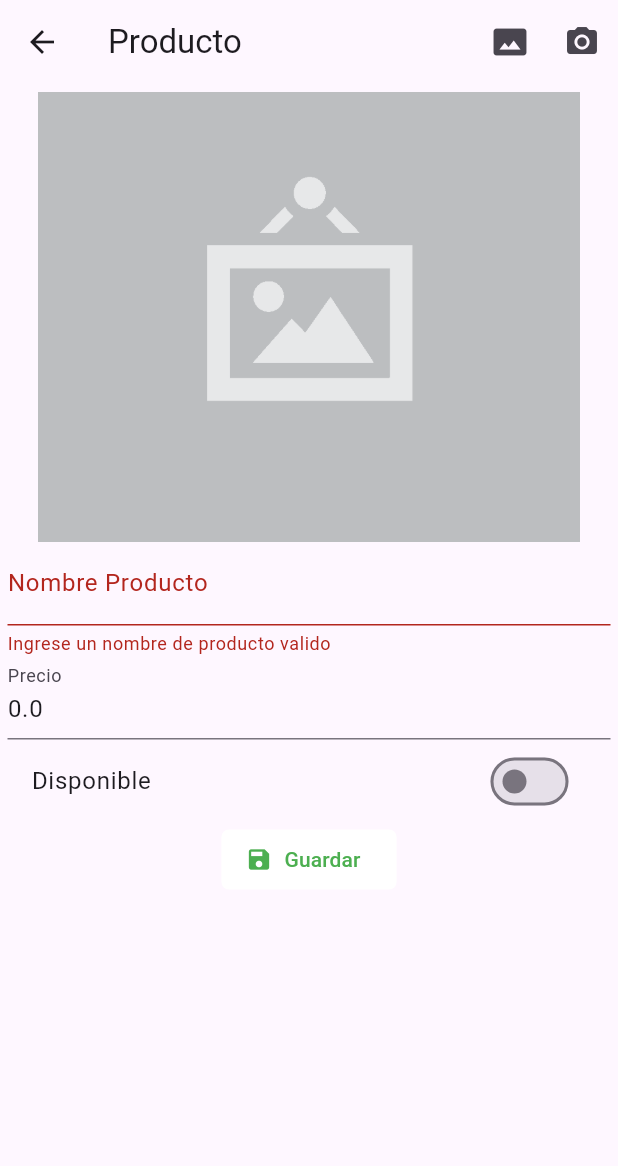
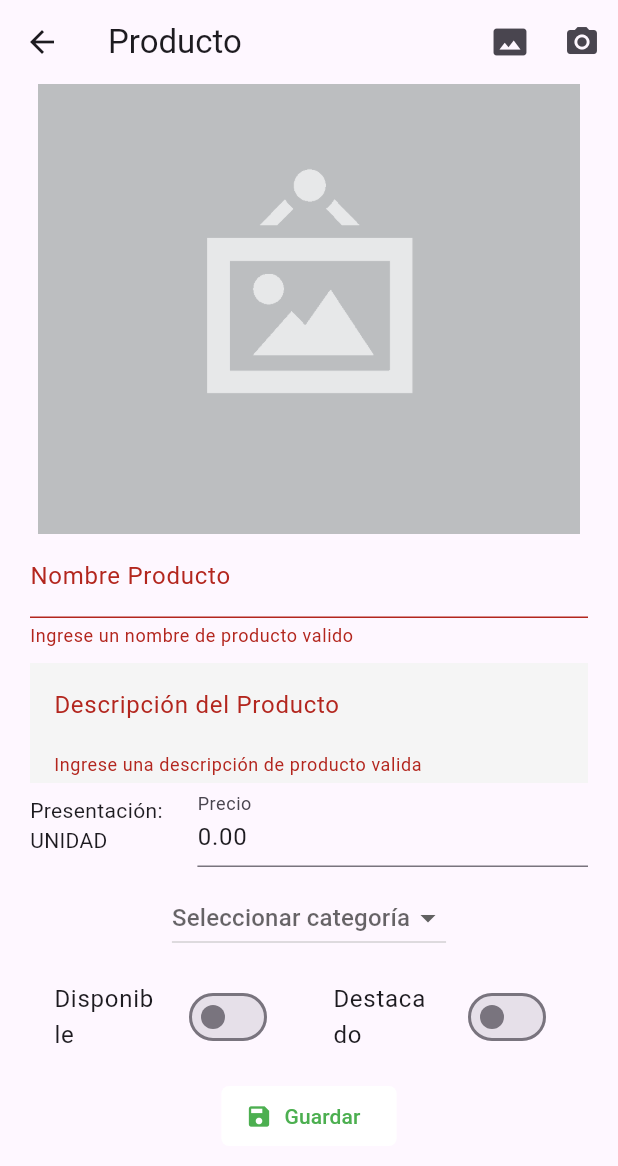
Before and after one commit to FernadoCuatro/Flutter, a Flutter app: the ProductoPage screen opened by its route, after a tap on "Guardar", on a phone screen of 412 x 824 dp. Shown: the top 1166 px of the screen. Run offline on Flutter 3.47's test engine with Material 3 defaults, Android fonts, the phone set to English and light mode, and no system bars; our stand-ins replace cloud_firestore, firebase_auth, firebase_core, image_picker, rxdart; accounts and stored records are empty.

Commit message:
Estructura de la pantalla de producto

```diff
--- a/formvalidation/formvalidation/lib/src/pages/home_page.dart
+++ b/formvalidation/formvalidation/lib/src/pages/home_page.dart
@@ -62,6 +62,19 @@ class HomePage extends StatelessWidget {
       key: UniqueKey(),
       background: Container(
         color: Colors.red,
+        child: Row(
+          mainAxisAlignment: MainAxisAlignment.spaceBetween,
+          children: [
+            Padding(
+              padding: const EdgeInsets.only(left: 16.0),
+              child: Icon(Icons.delete, color: Colors.white, size: 25), // Icono a la izquierda
+            ),
+            Padding(
+              padding: const EdgeInsets.only(right: 16.0),
+              child: Icon(Icons.delete, color: Colors.white, size: 25), // Icono a la derecha
+            ),
+          ],
+        ),
       ),
       onDismissed: (direction) {
         // Aqui vamos a borrar el items
@@ -69,13 +82,14 @@ class HomePage extends StatelessWidget {
       },
 
       child: Card(
+        margin: EdgeInsets.only(left: 30, bottom: 20, right: 30),
         child: ListTile(
           onTap: () {
             Navigator.pushNamed(context, 'producto', arguments: producto);
           },
           title: Container(
             child: Padding(
-            padding: EdgeInsets.all(8.0),
+              padding: EdgeInsets.all(0),
               child: Row(
                 crossAxisAlignment: CrossAxisAlignment.start,
                 children: [
@@ -164,7 +178,7 @@ class HomePage extends StatelessWidget {
 
                         // Disponible y Destacado
                         Row(
-                        mainAxisAlignment: MainAxisAlignment.spaceBetween,
+                          mainAxisAlignment: MainAxisAlignment.spaceAround,
                           children: [
                             Row(
                               children: [
@@ -182,7 +196,7 @@ class HomePage extends StatelessWidget {
                                 )
                                 else
                                 Container(
-                                child: Icon( Icons.circle_rounded, size: 18.0, color: Colors.red ),
+                                  child: Icon( Icons.circle_outlined, size: 18.0, color: Colors.red ),
                                 ),
                               ],
                             ),
--- a/formvalidation/formvalidation/lib/src/pages/producto_page.dart
+++ b/formvalidation/formvalidation/lib/src/pages/producto_page.dart
@@ -1,5 +1,5 @@
 
-// ignore_for_file: prefer_const_constructors, unused_local_variable, unnecessary_null_comparison, use_key_in_widget_constructors, avoid_print, unused_field, avoid_init_to_null
+// ignore_for_file: prefer_const_constructors, unused_local_variable, unnecessary_null_comparison, use_key_in_widget_constructors, avoid_print, unused_field, avoid_init_to_null, avoid_unnecessary_containers, sized_box_for_whitespace, no_leading_underscores_for_local_identifiers
 
 import 'dart:io';
 import 'package:flutter/material.dart';
@@ -45,33 +45,55 @@ class _ProductoPageState extends State<ProductoPage> {
         title: Text('Producto'),
 
         // Vamos a crear las apciones para tomar foto o tomarla de la galeria
-        actions: [
+        // Si el producto tiene foto, no vamos a permitir modificar
+        actions: producto.id == ''
+        ? [
             IconButton(
-            icon: Icon( Icons.photo_size_select_actual ),
+              icon: Icon(Icons.photo_size_select_actual),
               onPressed: _seleccionarFoto,
             ),
             IconButton(
-            icon: Icon( Icons.camera_alt ),
+              icon: Icon(Icons.camera_alt),
               onPressed: _tomarFoto,
             )
-        ],
+          ]
+        : null,
       ),
 
       // Body
       body: SingleChildScrollView(
+        child: Padding(
+          padding: EdgeInsets.only(left: 20, right: 20),
           child: Container(
-          padding: EdgeInsets.all(5),
-          // Como si fuera un container pero como un submit en HTML
+            // Aquí va el resto de tu código
             child: Form(
               key: formKey,
               child: Column(
                 children: [
                   _mostrarFoto(),
                   _crearNombre(),
-                _crearPrecio(),
+                  SizedBox(height: 10),
+                  _crearDescripcion(),
+
+                  Row(
+                    children: [
+                      // 30% de la pantalla
+                      Expanded( flex: 3, child: _crearTipoProducto() ),
+                      // 70% de la pantalla
+                      Expanded( flex: 7,  child: _crearPrecio() ),
+                    ],
+                  ),
+
+                  SizedBox(height: 10),
+                  _seleccionarCategoria(),
+                  SizedBox(height: 10),
+
                   _crearDisponible(),
+
+                  SizedBox(height: 10),
                   _crearBoton()
                 ],
+              ),
             ),
           ),
         ),
@@ -83,13 +105,13 @@ class _ProductoPageState extends State<ProductoPage> {
     // El TextFormField trabaja directamente con un formulario
     return TextFormField(
       // inicializamos el valor con la propiedad de la clase
-      initialValue: producto.descripcion,
+      initialValue: producto.nombre,
       textCapitalization: TextCapitalization.sentences,
       decoration: InputDecoration(
         labelText: 'Nombre Producto'
       ),
       // El onsave se ejecuta luego del validator
-      onSaved: ( value ) => producto.descripcion = value!,
+      onSaved: ( value ) => producto.nombre = value!,
       // Vamos a crear las validaciones
       validator: (value) {
         if ( value!.length < 5 ) {
@@ -101,10 +123,52 @@ class _ProductoPageState extends State<ProductoPage> {
     );
   }
 
+
+  Widget _crearDescripcion() {
+    // El TextFormField trabaja directamente con un formulario
+    return Container(
+      // Altura definida
+      height: 80,
+      color: Colors.grey[100],
+      child: SingleChildScrollView(
+        child: TextFormField(
+          // inicializamos el valor con la propiedad de la clase
+          initialValue: producto.descripcion,
+          textCapitalization: TextCapitalization.sentences,
+          decoration: InputDecoration(
+            labelText: 'Descripción del Producto',
+            border: OutlineInputBorder(
+              borderSide: BorderSide.none, // Quita el borde del TextFormField
+            ),
+          ),
+          maxLines: null, // Esto permite que el campo sea multilinea
+          // El onsave se ejecuta luego del validator
+          onSaved: ( value ) => producto.descripcion = value!,
+          // Vamos a crear las validaciones
+          validator: (value) {
+            if ( value!.length < 5 ) {
+              return 'Ingrese una descripción de producto valida';
+            } else {
+              return null;
+            }
+          },
+        ),
+      ),
+    );
+  }
+
+  Widget _crearTipoProducto() {
+    // El TextFormField trabaja directamente con un formulario
+    return Text(
+      'Presentación:\nUNIDAD',
+      textAlign: TextAlign.start,
+    );
+  }
+
   Widget _crearPrecio() {
     // El TextFormField trabaja directamente con un formulario
     return TextFormField(
-      initialValue: producto.precio.toString(),
+      initialValue: producto.precio.toStringAsFixed(2),
       keyboardType: TextInputType.numberWithOptions(decimal: true),
       decoration: InputDecoration(
         labelText: 'Precio'
@@ -125,7 +189,39 @@ class _ProductoPageState extends State<ProductoPage> {
     );
   }
 
+  Widget _seleccionarCategoria() {
+    Map<int, String> categorias = {
+      1: "Tradicionales",
+      2: "Especialidades",
+      3: "Postres",
+      4: "Bebidas Heladas",
+    };
+
+    // print( producto.idCategoria );
+
+    String? _categoriaSeleccionada;
+
+    return DropdownButton<int>(
+      value: producto.idCategoria.isNotEmpty ? int.parse(producto.idCategoria) : null,
+      hint: Text('Seleccionar categoría'),
+      onChanged: (int? newValue) {
+        setState(() {
+          // Asignar el nuevo valor de categoría a producto.idCategoria
+          producto.idCategoria = newValue.toString();
+        });
+      },
+      items: categorias.keys.map((int key) {
+        return DropdownMenuItem<int>(
+          value: key,
+          child: Text(categorias[key]!),
+        );
+      }).toList(),
+    );
+  }
+
   Widget _crearBoton() {
+    // print("Valor de producto.id: ${producto.id}");
+
     return ElevatedButton.icon(
       onPressed: ( _guardando ) ? null : _submit,
 
@@ -138,19 +234,39 @@ class _ProductoPageState extends State<ProductoPage> {
         ),
         elevation: 0,
       ),
-      label: Text('Guardar'),
+      label: Text(
+        ( producto.id == '' ) ? 'Guardar' : 'Actualizar',
+      ),
       icon: Icon( Icons.save ),
     );
   }
 
   Widget _crearDisponible() {
-    return SwitchListTile(
+    // Aqui vamos a colocar dos swich uno para disponible y otro para destacado
+    return Row(
+      children: [
+        Flexible(
+          flex: 1,
+          child: SwitchListTile(
+            value: producto.estado == "Disponible", // Convertir a true si es "Disponible", false si no lo es
+            title: Text('Disponible'),
+            onChanged: (value) => setState(() {
+              // Actualizar el estado según el valor del Switch
+              producto.estado = value ? "Disponible" : "No Disponible";
+            }),
+          ),
+        ),
+        Flexible(
+          flex: 1,
+          child: SwitchListTile(
             value: producto.isFeatured,
-      title: Text('Disponible'),
-      // activeColor: Colors.black38,
+            title: Text('Destacado'),
             onChanged: (value) => setState(() {
               producto.isFeatured = value;
             }),
+          ),
+        ),
+      ],
     );
   }
 
@@ -233,8 +349,12 @@ class _ProductoPageState extends State<ProductoPage> {
         );
       }
     } else {
-
-      return Container();
+      return Image.network(
+        producto.imagen,
+        height: 300.0,
+        width: 300.0,
+        fit: BoxFit.cover,
+      );
     }
   }
 
--- a/formvalidation/formvalidation/lib/src/providers/productos_provider.dart
+++ b/formvalidation/formvalidation/lib/src/providers/productos_provider.dart
@@ -44,12 +44,10 @@ class ProductosProvider {
     return true;
   }
 
-  // Vamos a listar los productos desde la base de datos
   Future<List<ProductoModel>> cargarProductos() async {
     try {
-      // Accedemos a la colección "Productos" en Firestore
-      QuerySnapshot querySnapshot =
-          await FirebaseFirestore.instance.collection('Productos').get();
+      // Accedemos a la colección "Productos"
+      QuerySnapshot querySnapshot = await FirebaseFirestore.instance.collection('Productos').get();
 
       // Lista para almacenar los productos
       List<ProductoModel> productos = [];
@@ -58,6 +56,7 @@ class ProductosProvider {
       querySnapshot.docs.forEach((doc) {
         // Convertimos cada documento a un objeto ProductoModel
         ProductoModel producto = ProductoModel(
+          id: doc.id, // Aquí asignamos el ID del documento
           descripcion    : doc['descripcion'],
           estado         : doc['estado'],
           idCategoria    : doc['idCategoria'],
```
Also changed, not shown: formvalidation/formvalidation/lib/src/models/producto_model.dart (+10 -11 lines). Lines whose indentation alone changed are shown as unchanged.
